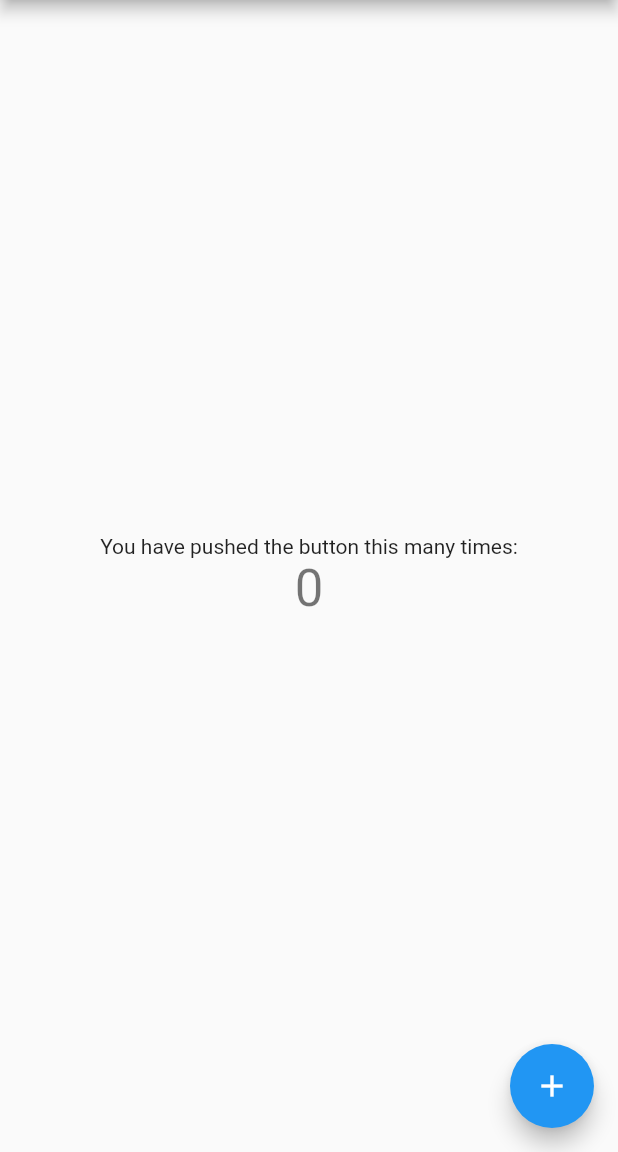
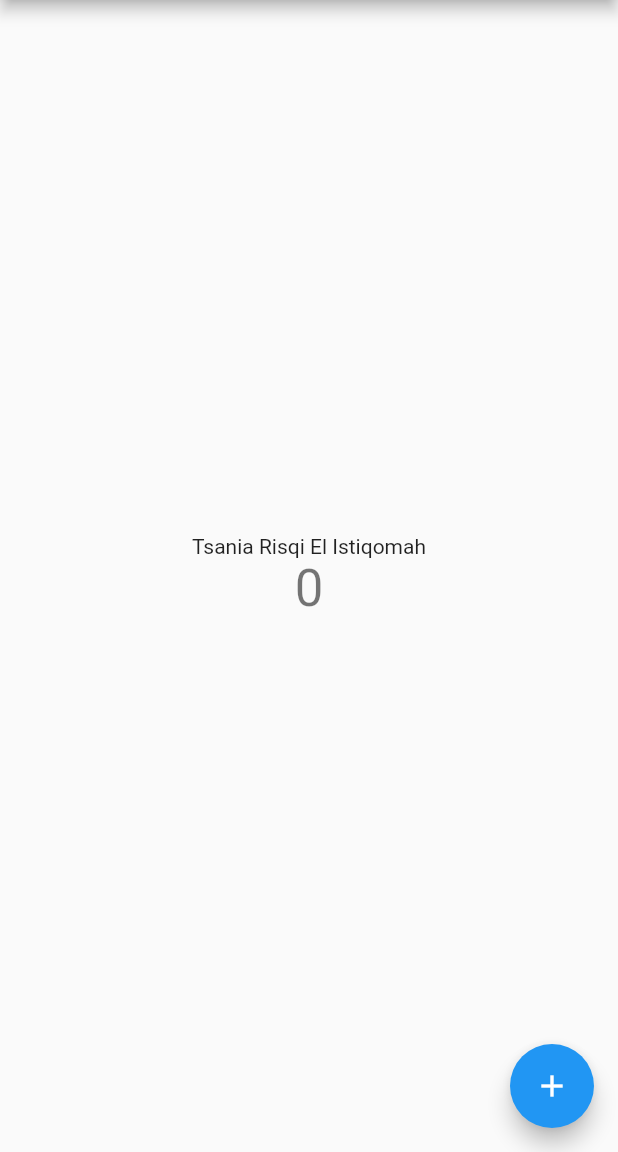
Before and after one commit to tsaniarisqi/flutter-fundamental-part1, a Flutter app: the screen it shows after launch, on a phone screen of 412 x 824 dp, the part 84-1236 px from its top. Run offline on Flutter 3.47's test engine with Material 2 defaults, Android fonts, the phone set to English and light mode, and no system bars.

Commit message:
praktikum 2, mengubah isi text yang ditampilkan

```diff
--- a/lib/main.dart
+++ b/lib/main.dart
@@ -96,7 +96,7 @@ class _MyHomePageState extends State<MyHomePage> {
           mainAxisAlignment: MainAxisAlignment.center,
           children: <Widget>[
             const Text(
-              'You have pushed the button this many times:',
+              'Tsania Risqi El Istiqomah',
             ),
             Text(
               '$_counter',
```
Also changed, not shown: images/01.png (added), 1 other file.
